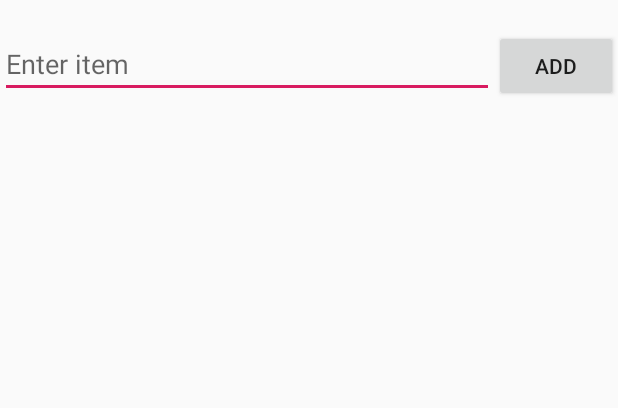
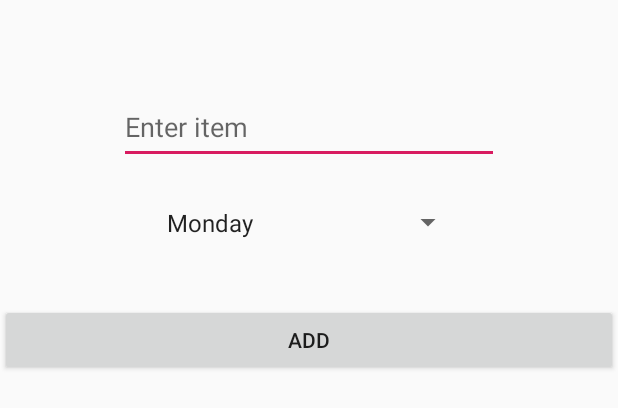
Before and after one commit to LucaTom/AppDev, an Android app: the layout content_neues_to_do.xml on its own in the app's theme, with its tools: preview values and no code run, on a phone screen of 412 x 824 dp. Shown: the top 408 px of the screen. Run offline under Robolectric (Android 15) with nearby library versions, the phone set to English and light mode, and no system bars.

Commit message:
kleiner großer E(h)r(e)folg

```diff
--- a/app/src/main/java/com/example/firsttry/MainActivity.java
+++ b/app/src/main/java/com/example/firsttry/MainActivity.java
@@ -8,6 +8,7 @@ import android.os.Bundle;
 import androidx.appcompat.app.AppCompatActivity;
 import androidx.appcompat.widget.Toolbar;
 
+import android.util.Log;
 import android.view.View;
 import android.view.Menu;
 import android.view.MenuItem;
@@ -36,7 +37,7 @@ public class MainActivity extends AppCompatActivity {
                 EditText n = findViewById(R.id.edit_name);
                 EditText p = findViewById(R.id.edit_password);
                 if (n.getText().toString().equals("Luca") && p.getText().toString().equals("1234")){
-
+                    Log.d("Test", "Login Erfolgreich");
                     Intent i = new Intent(MainActivity.this, ToDoUebersicht.class);
                     startActivity(i);
                     finish();
--- a/app/src/main/java/com/example/firsttry/ui/FileReaderAdapter.java
+++ b/app/src/main/java/com/example/firsttry/ui/FileReaderAdapter.java
@@ -14,7 +14,6 @@ import androidx.annotation.NonNull;
 
 import com.example.firsttry.R;
 import com.example.firsttry.serialize.FileHelper;
-import com.example.firsttry.serialize.Jsonable;
 import com.example.firsttry.serialize.Todo;
 
 import java.util.ArrayList;
@@ -31,13 +30,13 @@ public class FileReaderAdapter extends ArrayAdapter<Todo> {
         private Spinner due;
     }
 
-    private ArrayList<Todo> items;
     private FileHelper<Todo> fileHelper;
 
 
 
     public FileReaderAdapter(@NonNull Context context, @LayoutRes int resource, @NonNull List<Todo> todos) {
         super(context, resource, 0, todos);
+        fileHelper = new FileHelper<>(context, Todo.class);
     }
 
 
@@ -50,7 +49,7 @@ public class FileReaderAdapter extends ArrayAdapter<Todo> {
             viewHolder = new ViewHolder();
             viewHolder.done = convertView.findViewById(R.id.chxDone);
             viewHolder.description = convertView.findViewById(R.id.txtDescription);
-            viewHolder.due = convertView.findViewById(R.id.spDue);
+            viewHolder.due = convertView.findViewById(R.id.newDue);
 
             convertView.setTag(viewHolder);
         } else {
--- a/app/src/main/res/layout/content_lvi_todoliste.xml
+++ b/app/src/main/res/layout/content_lvi_todoliste.xml
@@ -24,7 +24,7 @@
     // https://stackoverflow.com/questions/4029261/populating-spinner-directly-in-the-layout-xml
 
     <Spinner
-        android:id="@+id/spDue"
+        android:id="@+id/newDue"
         android:layout_width="100dp"
         android:layout_height="38dp"
         android:entries="@array/DueDay"
--- a/app/src/main/res/layout/content_neues_to_do.xml
+++ b/app/src/main/res/layout/content_neues_to_do.xml
@@ -9,45 +9,38 @@
     tools:showIn="@layout/activity_neues_to_do">
 
 
-    <LinearLayout
-        android:id="@+id/linearLayout"
-        android:layout_width="match_parent"
-        android:layout_height="wrap_content"
-        android:layout_marginTop="20dp"
-        android:orientation="horizontal"
+    <EditText
+        android:id="@+id/newDesc"
+        android:layout_width="253dp"
+        android:layout_height="49dp"
+        android:layout_marginTop="60dp"
+        android:layout_weight="4"
+        android:hint="Enter item"
         app:layout_constraintEnd_toEndOf="parent"
         app:layout_constraintStart_toStartOf="parent"
-        app:layout_constraintTop_toTopOf="parent">
+        app:layout_constraintTop_toTopOf="parent" />
 
-        <EditText
-            android:id="@+id/neues_todo"
-            android:layout_width="0dp"
-            android:layout_height="wrap_content"
-            android:layout_weight="4"
-            android:hint="Enter item" />
+    <Spinner
+        android:id="@+id/newDue"
+        android:entries="@array/DueDay"
+        android:layout_width="206dp"
+        android:layout_height="30dp"
+        android:layout_marginTop="24dp"
+        app:layout_constraintEnd_toEndOf="parent"
+        app:layout_constraintStart_toStartOf="parent"
+        app:layout_constraintTop_toBottomOf="@+id/newDesc" />
 
-        <Button
-            android:id="@+id/add_btn"
-            android:layout_width="0dp"
-            android:layout_height="wrap_content"
-            android:layout_weight="1"
-            android:text="add" />
-
-    </LinearLayout>
-
-    <ListView
-        android:id="@+id/itemsList"
-        android:layout_width="362dp"
-        android:layout_height="299dp"
-        android:layout_marginStart="20dp"
-        android:layout_marginTop="55dp"
-        android:layout_marginEnd="20dp"
-        android:layout_marginBottom="76dp"
+    <Button
+        android:id="@+id/btnAdd"
+        android:layout_width="0dp"
+        android:layout_height="wrap_content"
+        android:layout_weight="1"
+        android:text="add"
         app:layout_constraintBottom_toBottomOf="parent"
         app:layout_constraintEnd_toEndOf="parent"
         app:layout_constraintStart_toStartOf="parent"
-        app:layout_constraintTop_toBottomOf="@+id/linearLayout"
-        app:layout_constraintVertical_bias="0.0" />
+        app:layout_constraintTop_toBottomOf="@+id/newDue"
+        app:layout_constraintVertical_bias="0.064" />
 
 
 </androidx.constraintlayout.widget.ConstraintLayout>
```
Also changed, not shown: app/src/main/java/com/example/firsttry/NeuesToDo.java (+18 -22 lines), app/src/main/java/com/example/firsttry/ToDoUebersicht.java (+12 -1 lines), app/src/main/java/com/example/firsttry/serialize/FileHelper.java (+19 -3 lines), app/src/main/java/com/example/firsttry/serialize/Todo.java (+36 -2 lines).
